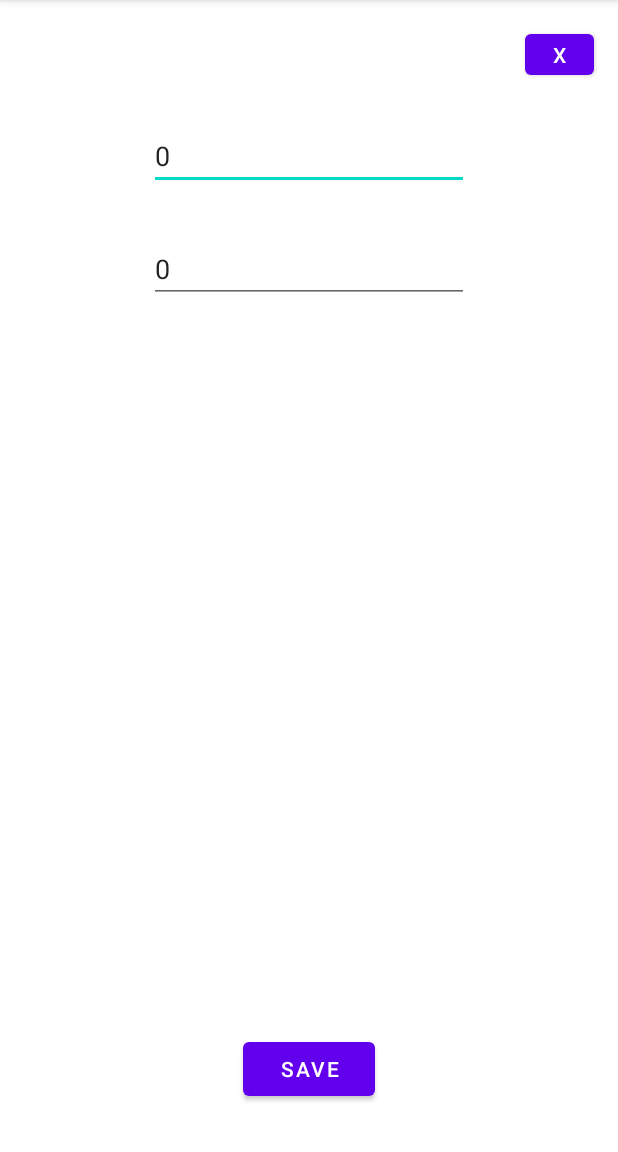
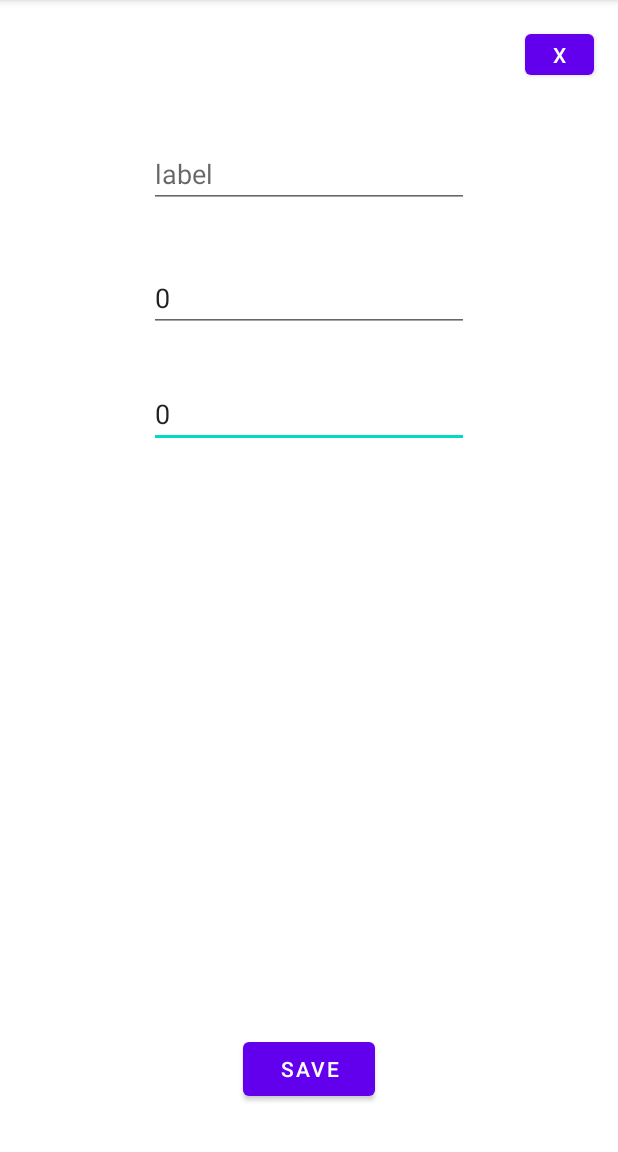
Before and after one commit to CSE-110-Winter-2023/cse-110-project-cse110-team-36, an Android app: the ProfileActivity screen opened directly, with no data from a screen before it, on a phone screen of 412 x 824 dp, the part 84-1236 px from its top. Run offline under Robolectric (Android 15) with nearby library versions, the phone set to English and light mode, and no system bars.

Commit message:
Just added label box onto UI

```diff
--- a/app/src/main/res/layout/activity_profile.xml
+++ b/app/src/main/res/layout/activity_profile.xml
@@ -7,27 +7,29 @@
     tools:context=".ProfileActivity">
 
     <EditText
-        android:id="@+id/latitude"
-        android:layout_width="wrap_content"
-        android:layout_height="wrap_content"
-        android:layout_marginTop="81dp"
-        android:ems="10"
-        android:hint="latitude"
-        android:inputType="textPersonName"
-        app:layout_constraintEnd_toEndOf="parent"
-        app:layout_constraintStart_toStartOf="parent"
-        app:layout_constraintTop_toTopOf="parent" />
-
-    <EditText
         android:id="@+id/longitude"
         android:layout_width="wrap_content"
         android:layout_height="wrap_content"
-        android:layout_marginTop="30dp"
+        android:layout_marginTop="32dp"
         android:ems="10"
         android:hint="longitude"
         android:inputType="textPersonName"
         app:layout_constraintStart_toStartOf="@+id/latitude"
         app:layout_constraintTop_toBottomOf="@+id/latitude" />
+
+    <EditText
+        android:id="@+id/latitude"
+        android:layout_width="wrap_content"
+        android:layout_height="wrap_content"
+        android:layout_marginTop="176dp"
+        android:ems="10"
+        android:hint="latitude"
+        android:inputType="textPersonName"
+        app:layout_constraintEnd_toEndOf="parent"
+        app:layout_constraintHorizontal_bias="0.0"
+        app:layout_constraintStart_toStartOf="@id/label"
+        app:layout_constraintTop_toBottomOf="@id/label"
+        app:layout_constraintTop_toTopOf="parent" />
 
     <Button
         android:id="@+id/saveButton"
@@ -52,4 +54,16 @@
         app:layout_constraintStart_toStartOf="parent"
         app:layout_constraintTop_toTopOf="parent"
         app:layout_constraintVertical_bias="0.023" />
+
+    <EditText
+        android:id="@+id/label"
+        android:layout_width="wrap_content"
+        android:layout_height="wrap_content"
+        android:layout_marginTop="93dp"
+        android:ems="10"
+        android:hint="label"
+        android:inputType="textPersonName"
+        app:layout_constraintEnd_toEndOf="parent"
+        app:layout_constraintStart_toStartOf="parent"
+        app:layout_constraintTop_toTopOf="parent" />
 </androidx.constraintlayout.widget.ConstraintLayout>
```
